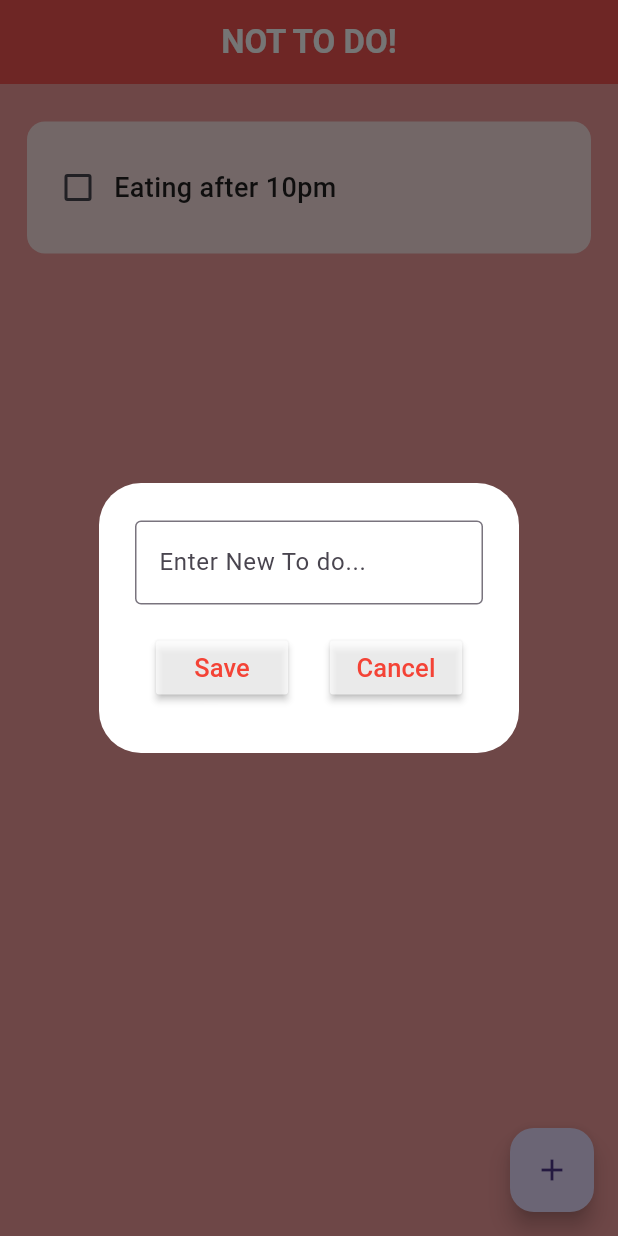
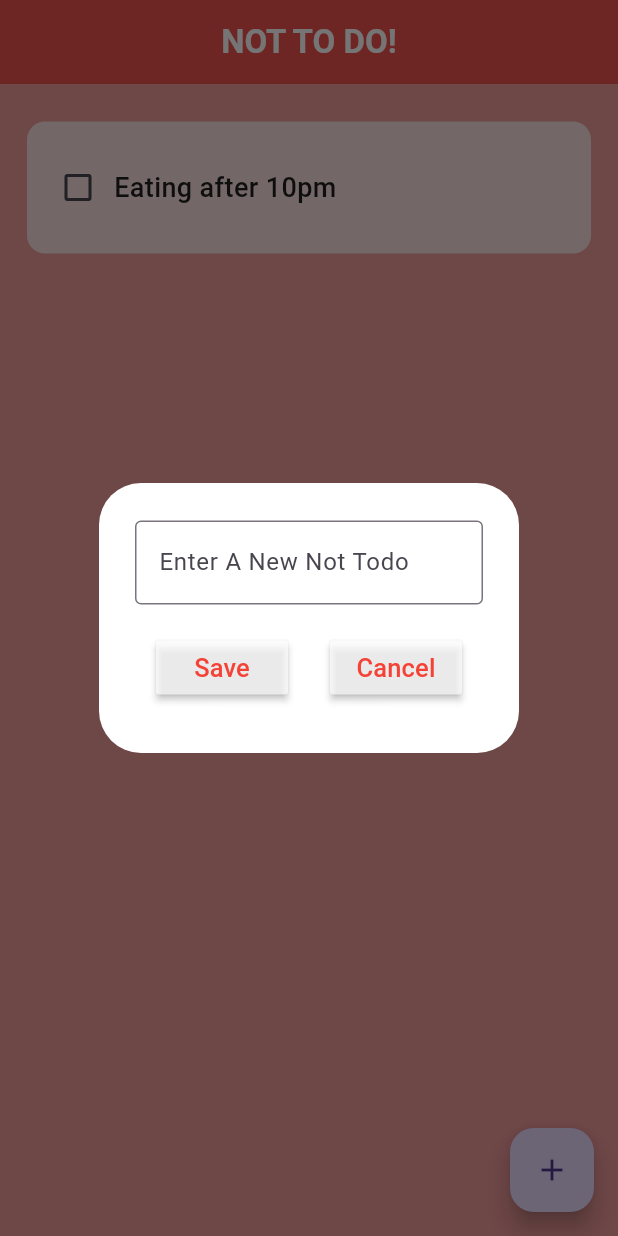
Before and after one commit to ahmad-cod/NopeIt, a Flutter app: the screen it shows after launch, after a tap on the "add" icon, on a phone screen of 412 x 824 dp. Run offline on Flutter 3.47's test engine with Material 3 defaults, Android fonts, the phone set to English and light mode, and no system bars; drawn by our look-alikes of flutter_slidable; our stand-ins replace firebase_core, hive_flutter; accounts and stored records are empty.

Commit message:
Fix hint text

```diff
--- a/lib/util/dialog_box.dart
+++ b/lib/util/dialog_box.dart
@@ -30,7 +30,7 @@ class DialogBox extends StatelessWidget {
               controller: controller,
               decoration: InputDecoration(
                 border: OutlineInputBorder(),
-                hintText: 'Enter New To do...'
+                hintText: 'Enter A New Not Todo'
               ),
             ),
 
```
